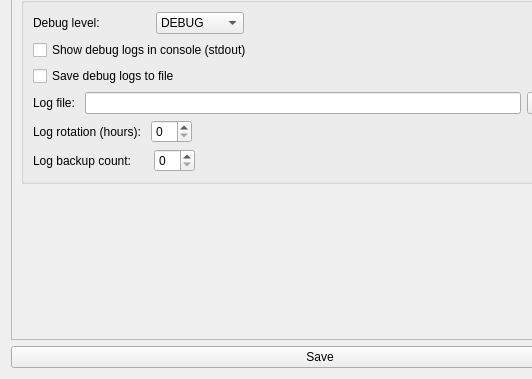
Qt form src/onedrive_gui/ui/gui_settings_window.ui (bpozdena/OneDriveGUI) before a commit; both pictures show x 0 to 532 and y 371 to 750 of the 640 by 750 pixel window.
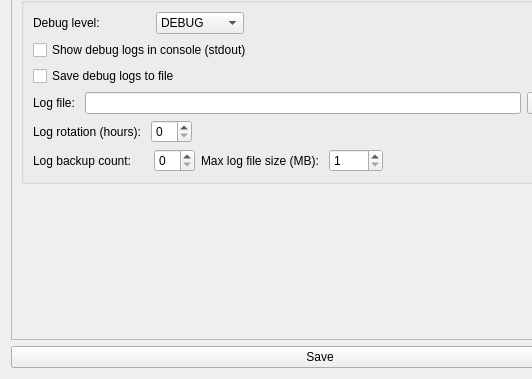
The same form after that commit.

Commit message: Cap the size of the GUI log file

Diff of the .ui file:
```diff
--- a/src/onedrive_gui/ui/gui_settings_window.ui
+++ b/src/onedrive_gui/ui/gui_settings_window.ui
@@ -270,6 +270,30 @@
             <item>
              <widget class="QSpinBox" name="spinBox_log_backup_count"/>
             </item>
+           <item>
+           <layout class="QHBoxLayout" name="horizontalLayout_log_max_size">
+            <item>
+             <widget class="QLabel" name="label_log_max_file_size">
+              <property name="toolTip">
+               <string>The current log file is rotated once it reaches this size, even if the rotation interval has not elapsed yet. This bounds how much disk space the logs can use between rotations.</string>
+              </property>
+              <property name="text">
+               <string>Max log file size (MB): </string>
+              </property>
+             </widget>
+            </item>
+            <item>
+             <widget class="QSpinBox" name="spinBox_log_max_file_size">
+              <property name="minimum">
+               <number>1</number>
+              </property>
+              <property name="maximum">
+               <number>2048</number>
+              </property>
+             </widget>
+            </item>
+           </layout>
+           </item>
             <item>
              <spacer name="horizontalSpacer_2">
               <property name="orientation">
```
The commit also changes 4 other files.
